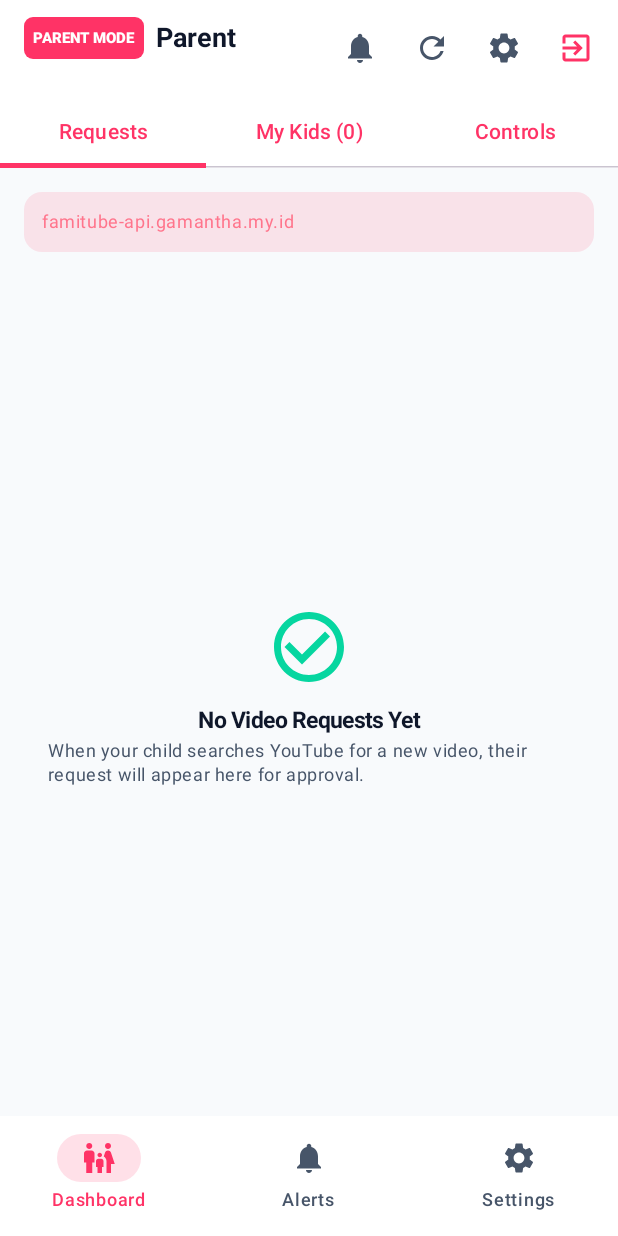
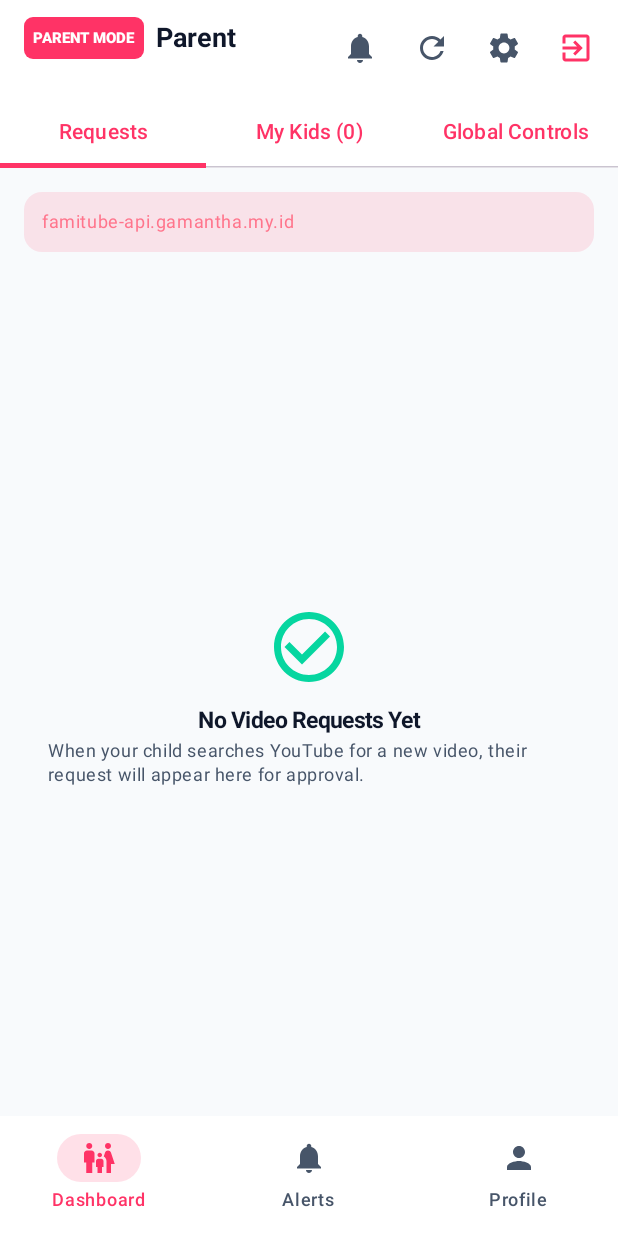
Before and after one commit to renowijoyo/famitube-android, an Android app built with Jetpack Compose: the ParentDashboardScreen screen opened through its navigation route, on a phone screen of 412 x 824 dp. Run offline under Robolectric (Android 15) with nearby library versions, the phone set to English and light mode, and no system bars; pictures from the network do not load.

Commit message:
feat(parent): rename Controls tab to Global Controls, update bottom bar to Profile [faq-ok]

```diff
--- a/app/src/main/java/com/famitube/app/ui/components/FamiTubeBottomBar.kt
+++ b/app/src/main/java/com/famitube/app/ui/components/FamiTubeBottomBar.kt
@@ -34,7 +34,7 @@ fun FamiTubeBottomBar(
             listOf(
                 Triple(Screen.ParentDashboard.route, "Dashboard", Icons.Default.FamilyRestroom),
                 Triple(Screen.Notifications.route, "Alerts", Icons.Default.Notifications),
-                Triple(Screen.ParentalSettings.route, "Settings", Icons.Default.Settings)
+                Triple(Screen.Profile.route, "Profile", Icons.Default.Person)
             )
         } else if (isSimpleMode) {
             listOf(
--- a/app/src/main/java/com/famitube/app/ui/screens/parental/ParentDashboardScreen.kt
+++ b/app/src/main/java/com/famitube/app/ui/screens/parental/ParentDashboardScreen.kt
@@ -61,7 +61,7 @@ fun ParentDashboardScreen(
     val context = LocalContext.current
     val scope = rememberCoroutineScope()
 
-    var selectedTab by remember { mutableIntStateOf(0) } // 0 = Requests, 1 = Kids, 2 = Controls
+    var selectedTab by remember { mutableIntStateOf(0) } // 0 = Requests, 1 = Kids, 2 = Global Controls
     var isLoading by remember { mutableStateOf(true) }
     var children by remember { mutableStateOf<List<ParentChildDto>>(emptyList()) }
     var videoRequests by remember { mutableStateOf<List<ParentVideoRequestDto>>(emptyList()) }
@@ -299,7 +299,7 @@ fun ParentDashboardScreen(
                     selected = selectedTab == 2,
                     onClick = { selectedTab = 2 },
                     text = {
-                        Text("Controls", fontWeight = FontWeight.SemiBold)
+                        Text("Global Controls", fontWeight = FontWeight.SemiBold)
                     }
                 )
             }
```
Also changed, not shown: app/src/main/java/com/famitube/app/ui/screens/profile/ProfileScreen.kt (+26 -3 lines).
